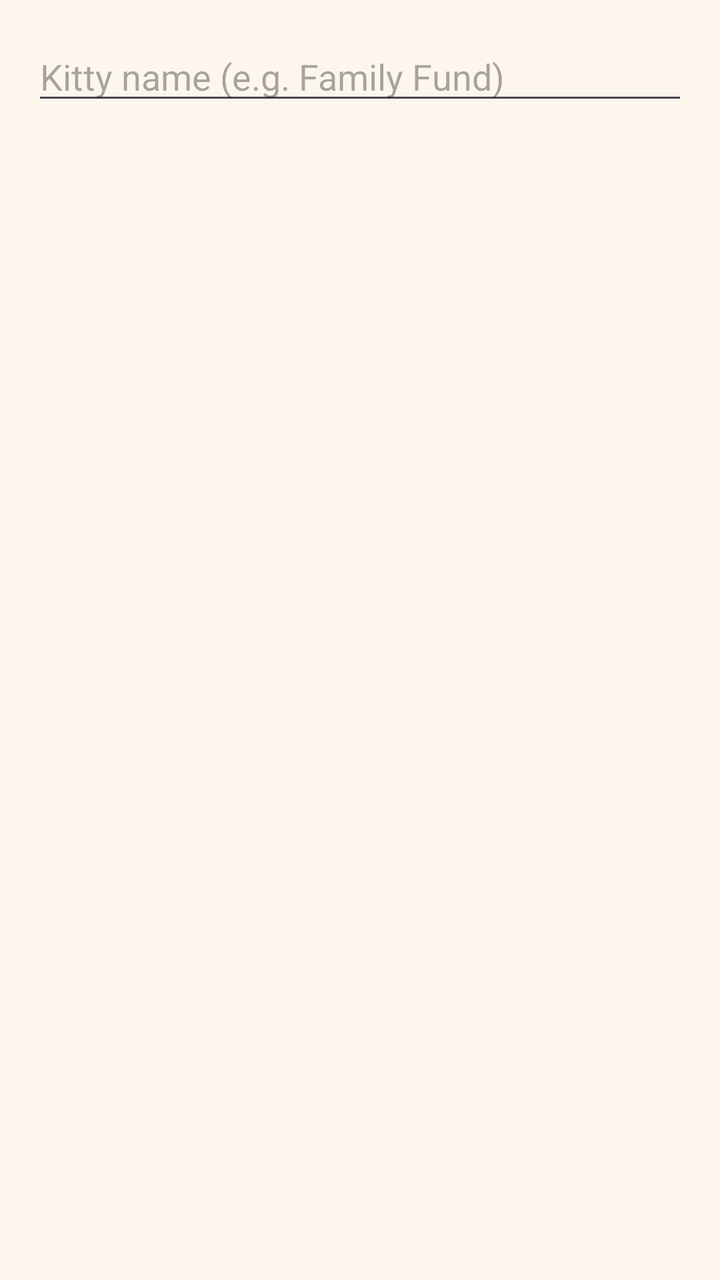
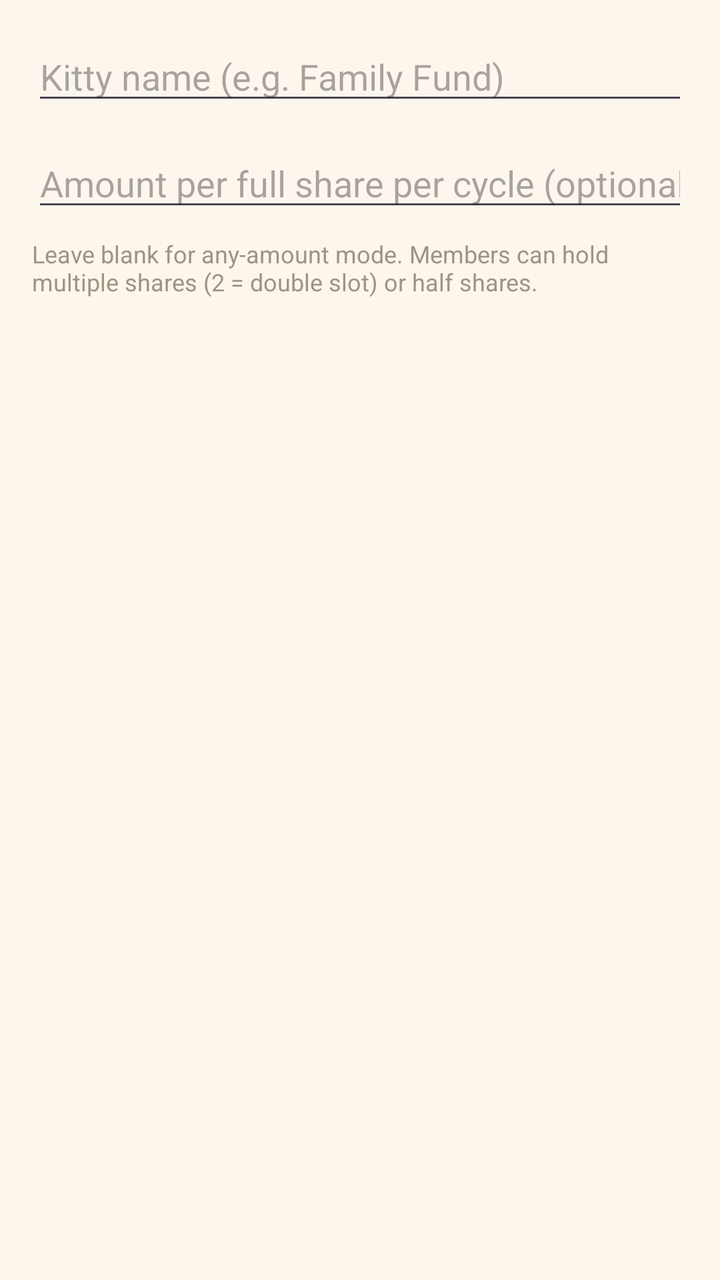

An Android layout rendered at two revisions. The XML below is the earlier revision; the diff shows what the commit changed to produce the second picture.
<!-- AndroidManifest.xml: application theme Theme.KittyMoney -->
<!-- res/layout/dialog_add_kitty.xml -->
<?xml version="1.0" encoding="utf-8"?>
<LinearLayout xmlns:android="http://schemas.android.com/apk/res/android"
    android:layout_width="match_parent"
    android:layout_height="wrap_content"
    android:orientation="vertical"
    android:padding="16dp">

    <EditText
        android:id="@+id/etName"
        android:layout_width="match_parent"
        android:layout_height="wrap_content"
        android:hint="Kitty name (e.g. Family Fund)" />

</LinearLayout>
<!-- resources referenced by this layout -->
<resources>
  <style name="Theme.KittyMoney" parent="Theme.Material3.DayNight.NoActionBar">
          <item name="colorPrimary">@color/warm_primary</item>
          <item name="colorPrimaryVariant">@color/warm_primary_dark</item>
          <item name="colorSecondary">@color/warm_secondary</item>
          <item name="android:windowLightStatusBar">true</item>
          <item name="android:statusBarColor">@color/warm_cream</item>
          <item name="android:navigationBarColor">@color/warm_cream</item>
          <item name="android:colorBackground">@color/warm_cream</item>
      </style>
  <color name="warm_primary">#E8845C</color>
  <color name="warm_primary_dark">#C96A45</color>
  <color name="warm_secondary">#F2C14E</color>
  <color name="warm_cream">#FDF6EC</color>
</resources>

<!-- the commit's change to res/layout/dialog_add_kitty.xml (unified diff, before → after) -->
@@ -11,4 +11,20 @@
         android:layout_height="wrap_content"
         android:hint="Kitty name (e.g. Family Fund)" />
 
+    <EditText
+        android:id="@+id/etShareAmount"
+        android:layout_width="match_parent"
+        android:layout_height="wrap_content"
+        android:hint="Amount per full share per cycle (optional)"
+        android:inputType="numberDecimal"
+        android:layout_marginTop="12dp" />
+
+    <TextView
+        android:layout_width="wrap_content"
+        android:layout_height="wrap_content"
+        android:layout_marginTop="8dp"
+        android:text="Leave blank for any-amount mode. Members can hold multiple shares (2 = double slot) or half shares."
+        android:textSize="12sp"
+        android:textColor="@color/warm_subtext" />
+
 </LinearLayout>
<!-- resource entries referenced after the edit -->
@@ -1,5 +1,6 @@
 <!-- resources referenced by this layout -->
 <resources>
+  <color name="warm_subtext">#A09383</color>
   <style name="Theme.KittyMoney" parent="Theme.Material3.DayNight.NoActionBar">
           <item name="colorPrimary">@color/warm_primary</item>
           <item name="colorPrimaryVariant">@color/warm_primary_dark</item>
